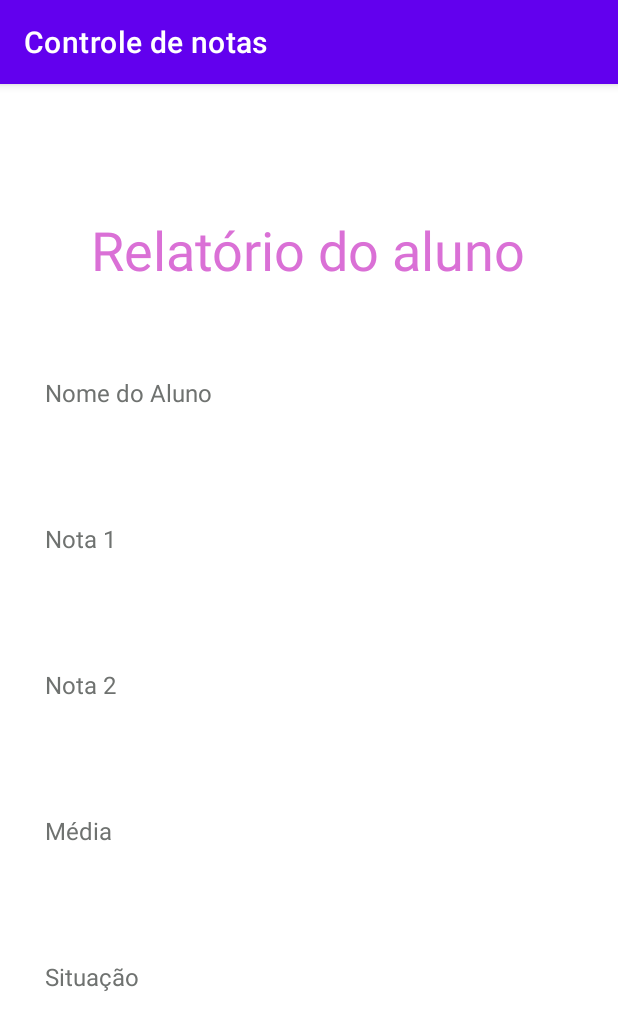
After one commit to samueltank/calculadora-notas-kotlin, an Android app: the RelatorioActivity screen opened directly, with no data from a screen before it, on a phone screen of 412 x 824 dp. The commit adds this screen. Shown: the top 1030 px of the screen. Run offline under Robolectric (Android 15) with nearby library versions, the phone set to English and light mode, and no system bars.

Commit message:
att project with other screen

```diff
--- a/app/src/main/AndroidManifest.xml
+++ b/app/src/main/AndroidManifest.xml
@@ -10,6 +10,9 @@
         android:supportsRtl="true"
         android:theme="@style/Theme.ControleDeNotas">
         <activity
+            android:name=".RelatorioActivity"
+            android:exported="false" />
+        <activity
             android:name=".MainActivity"
             android:exported="true">
             <intent-filter>
--- a/app/src/main/java/br/senai/ctlnotas/MainActivity.kt
+++ b/app/src/main/java/br/senai/ctlnotas/MainActivity.kt
@@ -1,5 +1,6 @@
 package br.senai.ctlnotas
 
+import android.content.Intent
 import android.graphics.Color
 import androidx.appcompat.app.AppCompatActivity
 import android.os.Bundle
@@ -29,23 +30,32 @@ class MainActivity : AppCompatActivity()
             nomeEditText          = findViewById(R.id.Nome);
             val resultTextView    = findViewById<TextView>(R.id.resultado);
 
-            if (validate())
-            {
+            if (validate()) {
                 var nota1 = convertToStringToInt(nota1EditText);
                 var nota2 = convertToStringToInt(nota2EditText);
                 val media = calcMedia(nota1, nota2, 10, 10, 10);
 
-                val msgNota1   = findViewById<TextView>(R.id.msgNota1)
-                val msgNota2   = findViewById<TextView>(R.id.msgNota2)
-                val msgName    = findViewById<TextView>(R.id.msgName)
-                val msgMedia   = findViewById<TextView>(R.id.msgMedia)
+                val intent = Intent(this, RelatorioActivity::class.java);
 
-                msgName.text    = "Nome: ${nomeEditText.text}"
-                msgNota1.text   = "Nota 1: ${nota1}";
-                msgNota2.text   = "Nota 2: ${nota2}";
-                msgMedia.text   = "Media:  ${media}";
+                intent.putExtra("nome", nomeEditText.text.toString());
+                intent.putExtra("nota1", nota1.toString())
+                intent.putExtra("nota2", nota2.toString())
+                intent.putExtra("media", media.toString())
+                intent.putExtra("situacao", alunoStatus(media))
 
-                resultTextView.text = alunoStatus(media);
+                startActivity(intent);
+
+//                val msgNota1   = findViewById<TextView>(R.id.msgNota1)
+//                val msgNota2   = findViewById<TextView>(R.id.msgNota2)
+//                val msgName    = findViewById<TextView>(R.id.msgName)
+//                val msgMedia   = findViewById<TextView>(R.id.msgMedia)
+//
+//                msgName.text    = "Nome: ${nomeEditText.text}"
+//                msgNota1.text   = "Nota 1: ${nota1}";
+//                msgNota2.text   = "Nota 2: ${nota2}";
+//                msgMedia.text   = "Media:  ${media}";
+//
+//                resultTextView.text = alunoStatus(media);
             }
         }
     }
--- /dev/null
+++ b/app/src/main/java/br/senai/ctlnotas/RelatorioActivity.kt
@@ -0,0 +1,26 @@
+package br.senai.ctlnotas
+
+import android.content.Intent
+import androidx.appcompat.app.AppCompatActivity
+import android.os.Bundle
+import android.widget.TextView
+
+class RelatorioActivity : AppCompatActivity() {
+    override fun onCreate(savedInstanceState: Bundle?) {
+        super.onCreate(savedInstanceState)
+        setContentView(R.layout.activity_relatorio)
+
+        val nomeTextView     = findViewById<TextView>(R.id.aluno);
+        val nota1TextView    = findViewById<TextView>(R.id.nota1);
+        val nota2TextView    = findViewById<TextView>(R.id.nota2);
+        val mediaTextView    = findViewById<TextView>(R.id.media);
+        val situacaoTextView = findViewById<TextView>(R.id.status);
+
+        val intent: Intent    = getIntent();
+        nomeTextView.text     = intent.getStringExtra("nome");
+        nota1TextView.text    = intent.getStringExtra("nota1");
+        nota2TextView.text    = intent.getStringExtra("nota2");
+        mediaTextView.text    = intent.getStringExtra("media");
+        situacaoTextView.text = intent.getStringExtra("situacao");
+    }
+}
--- /dev/null
+++ b/app/src/main/res/layout/activity_relatorio.xml
@@ -0,0 +1,80 @@
+<?xml version="1.0" encoding="utf-8"?>
+<LinearLayout
+    xmlns:android="http://schemas.android.com/apk/res/android"
+    xmlns:app="http://schemas.android.com/apk/res-auto"
+    xmlns:tools="http://schemas.android.com/tools"
+    android:layout_width="match_parent"
+    android:layout_height="match_parent"
+    tools:context=".RelatorioActivity"
+    android:orientation="vertical"
+    android:gravity="center"
+>
+    <!-- Título -->
+    <TextView
+        android:layout_width="wrap_content"
+        android:layout_height="wrap_content"
+        android:text="Relatório do aluno"
+        android:textSize="36sp"
+        android:textColor="@color/primary"
+        android:layout_marginBottom="60dp"
+    />
+
+    <!-- container nome do aluno -->
+    <LinearLayout style="@style/campos">
+
+        <TextView
+            style="@style/label"
+            android:text="Nome do Aluno"
+        />
+        <TextView
+            android:id="@+id/aluno"
+            style="@style/input"
+        />
+    </LinearLayout>
+
+    <!-- container nota 1 -->
+    <LinearLayout style="@style/campos">
+        <TextView
+            style="@style/label"
+            android:text="Nota 1"
+        />
+
+        <TextView
+            android:id="@+id/nota1"
+            style="@style/input" />
+    </LinearLayout>
+
+    <!-- container nota 2 -->
+    <LinearLayout style="@style/campos">
+        <TextView
+            style="@style/label"
+            android:text="Nota 2"
+        />
+        <TextView
+            android:id="@+id/nota2"
+            style="@style/input" />
+
+    </LinearLayout>
+
+    <!-- container media -->
+    <LinearLayout style="@style/campos">
+        <TextView
+            style="@style/label"
+            android:text="Média"
+        />
+        <TextView
+            android:id="@+id/media"
+            style="@style/input" />
+    </LinearLayout>
+
+    <!-- container situação -->
+    <LinearLayout style="@style/campos">
+        <TextView
+            style="@style/label"
+            android:text="Situação"
+        />
+        <TextView
+            android:id="@+id/status"
+            style="@style/input" />
+    </LinearLayout>
+</LinearLayout>
--- /dev/null
+++ b/app/src/main/res/values-v26/styles.xml
@@ -0,0 +1,10 @@
+<?xml version="1.0" encoding="utf-8"?>
+<resources>
+
+    <style name="input">
+        <item name="android:layout_width">match_parent</item>
+        <item name="android:layout_height">wrap_content</item>
+        <item name="android:paddingVertical">15dp</item>
+        <item name="android:textColor">@color/platinum</item>
+    </style>
+</resources>
--- a/app/src/main/res/values/colors.xml
+++ b/app/src/main/res/values/colors.xml
@@ -8,6 +8,6 @@
     <color name="black">#FF000000</color>
     <color name="white">#FFFFFFFF</color>
     <color name="background">#F4F4F4</color>
-    <color name="primary">#1E90FF</color>
+    <color name="primary">#da70d6</color>
     <color name="platinum">#6f7270</color>
 </resources>
--- /dev/null
+++ b/app/src/main/res/values/styles.xml
@@ -0,0 +1,25 @@
+<?xml version="1.0" encoding="utf-8"?>
+<resources>
+
+    <style name="campos">
+        <item name="android:layout_width">match_parent</item>
+        <item name="android:layout_height">wrap_content</item>
+        <item name="android:layout_marginBottom">25dp</item>
+        <item name="android:orientation">vertical</item>
+        <item name="android:paddingHorizontal">30dp</item>
+    </style>
+
+    <style name="label">
+        <item name="android:layout_width">wrap_content</item>
+        <item name="android:layout_height">wrap_content</item>
+        <item name="android:textColor">@color/platinum</item>
+        <item name="android:textSize">16sp</item>
+    </style>
+
+    <style name="input">
+        <item name="android:layout_width">match_parent</item>
+        <item name="android:layout_height">wrap_content</item>
+        <item name="android:paddingVertical">15dp</item>
+        <item name="android:textColor">@color/platinum</item>
+    </style>
+</resources>
```
